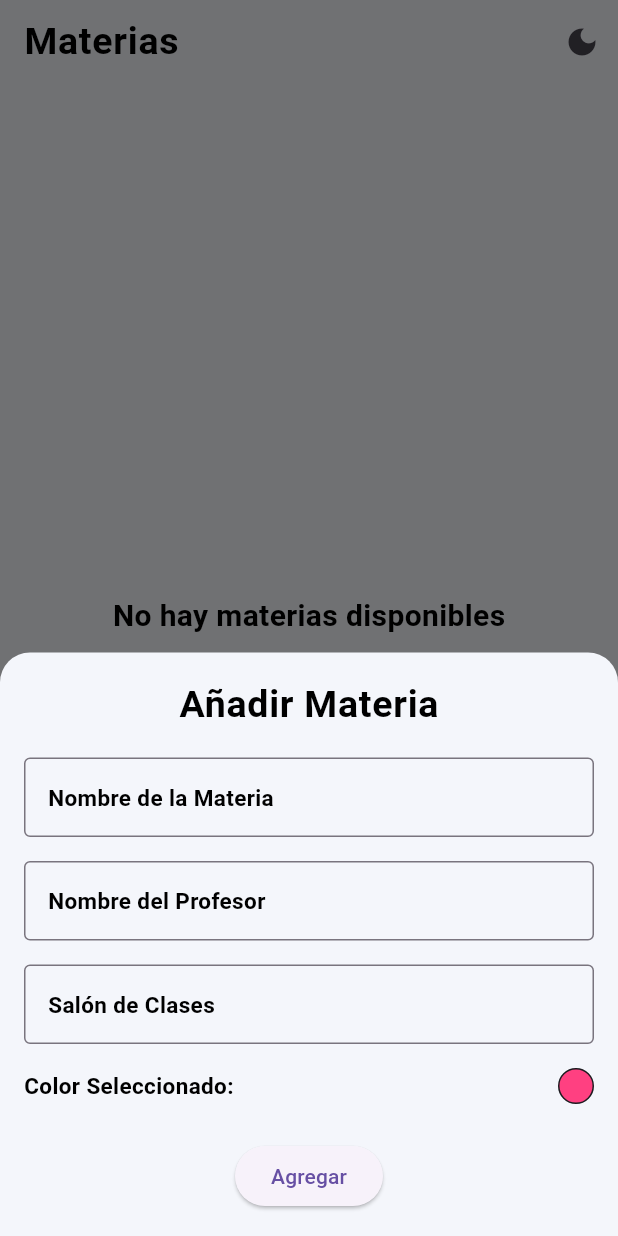
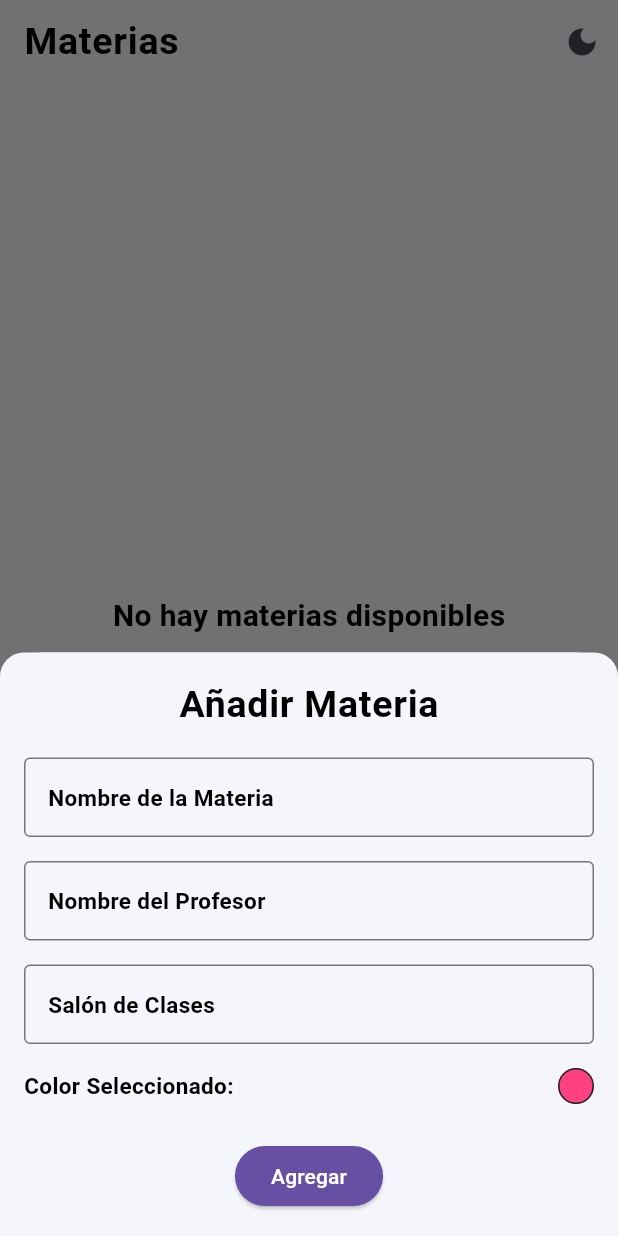
Before and after one commit to srYisu/agenda_escolar, a Flutter app: the screen it shows after launch, item 2 of the bottom bar chosen, after a tap on the "add" icon, on a phone screen of 412 x 824 dp. Run offline on Flutter 3.47's test engine with Material 3 defaults, Android fonts, the phone set to English and light mode, and no system bars; our stand-ins replace flutter_colorpicker, hive, hive_flutter, table_calendar; accounts and stored records are empty.

Commit message:
ya volvio a funcionar la parte de guardar materias :DDDDD

```diff
--- a/lib/data/materiasController.dart
+++ b/lib/data/materiasController.dart
@@ -26,5 +26,4 @@ class MateriaController {
   }
 
   int get cantidad => _box.length;
-
 }
--- a/lib/main.dart
+++ b/lib/main.dart
@@ -23,6 +23,11 @@ void main() async {
   await Hive.openBox<Horario>('horarios');
   await Hive.openBox<Evento>('eventos');
   await Hive.openBox<Configuracion>('configuracion');
+
+  //await Hive.box('materias').clear();
+  //await Hive.box('horarios').clear();
+  //await Hive.box('eventos').clear();
+  //await Hive.box('configuracion').clear();
 
   // Obtener configuración inicial
   final configuracionController = ConfiguracionController();
--- a/lib/screen/movil/pantallaMaterias.dart
+++ b/lib/screen/movil/pantallaMaterias.dart
@@ -153,24 +153,7 @@ class _PantallamateriasState extends State<Pantallamaterias> {
         },
       ),
       floatingActionButton: FloatingActionButton(
-        onPressed: () {
-  showModalBottomSheet(
-    context: context,
-    isScrollControlled: true,
-    backgroundColor: Colors.transparent,
-    builder: (context) => Padding(
-      padding: EdgeInsets.only(
-        bottom: MediaQuery.of(context).viewInsets.bottom,
-      ),
-      child: FormularioAgregarMateria(
-        agregarMateria: (String nombre, String profesor, String salon, Color color) {
-          // Aquí agregas la lógica para guardar la materia
-          print('Materia agregada: $nombre, $profesor, $salon, $color');
-        },
-      ),
-    ),
-  );
-},
+        onPressed: _mostrarFormularioAgregarMateria,
         backgroundColor: Theme.of(context).buttonTheme.colorScheme?.primary,
         child: const Icon(Icons.add, color: Colors.white),
       ),
--- a/lib/src/botonAgregarMateria.dart
+++ b/lib/src/botonAgregarMateria.dart
@@ -1,6 +1,7 @@
 import 'package:flutter/material.dart';
 import 'package:flutter_colorpicker/flutter_colorpicker.dart';
 import 'package:agenda_escolar/data/boxMaterias.dart';
+import 'package:agenda_escolar/src/colores.dart';
 
 class FormularioAgregarMateria extends StatefulWidget {
   final Function agregarMateria;
@@ -49,7 +50,7 @@ class _FormularioAgregarMateriaState extends State<FormularioAgregarMateria> {
       builder: (context) {
         return AlertDialog(
           backgroundColor: Theme.of(context).scaffoldBackgroundColor,
-          title: const Text('Seleccionar Color'),
+          title:  Text('Seleccionar Color', style:Theme.of(context).textTheme.bodyLarge),
           content: SingleChildScrollView(
             child: BlockPicker(
               pickerColor: colorSeleccionado,
@@ -80,20 +81,22 @@ class _FormularioAgregarMateriaState extends State<FormularioAgregarMateria> {
   @override
   Widget build(BuildContext context) {
     final esEdicion = widget.materiaExistente != null;
+
     return Container(
       decoration: BoxDecoration(
         color: Theme.of(context).scaffoldBackgroundColor,
-      borderRadius: const BorderRadius.only(
-        topLeft: Radius.circular(20),
-        topRight: Radius.circular(20),
+        borderRadius: BorderRadiusDirectional.only(
+          topStart: Radius.circular(16),
+          topEnd: Radius.circular(16),
         ),
       ),
-    padding: const EdgeInsets.all(16),
-    child: ConstrainedBox(
-      constraints: const BoxConstraints(
-        maxHeight: 500,
+      padding: EdgeInsets.only(
+        left: 16,
+        right: 16,
+        top: 16,
+        bottom: MediaQuery.of(context).viewInsets.bottom + 16,
       ),
-      child: SingleChildScrollView(
+      child: Form(
         child: Column(
           mainAxisSize: MainAxisSize.min,
           children: [
@@ -106,28 +109,28 @@ Widget build(BuildContext context) {
               controller: nombreController,
               decoration: InputDecoration(
                 labelText: 'Nombre de la Materia',
+                border: const OutlineInputBorder(),
                 labelStyle: Theme.of(context).primaryTextTheme.bodyMedium,
-                border: OutlineInputBorder(),
               ),
-              style: Theme.of(context).primaryTextTheme.bodyMedium
+              style: Theme.of(context).primaryTextTheme.bodyMedium,
             ),
             const SizedBox(height: 16),
             TextFormField(
               controller: profesorController,
-              decoration:  InputDecoration(
+              decoration: InputDecoration(
                 labelText: 'Nombre del Profesor',
+                border: const OutlineInputBorder(),
                 labelStyle: Theme.of(context).primaryTextTheme.bodyMedium,
-                border: OutlineInputBorder(),
               ),
               style: Theme.of(context).primaryTextTheme.bodyMedium,
             ),
             const SizedBox(height: 16),
             TextFormField(
               controller: salonController,
-              decoration:  InputDecoration(
+              decoration: InputDecoration(
                 labelText: 'Salón de Clases',
+                border: const OutlineInputBorder(),
                 labelStyle: Theme.of(context).primaryTextTheme.bodyMedium,
-                border: OutlineInputBorder(),
               ),
               style: Theme.of(context).primaryTextTheme.bodyMedium,
             ),
@@ -158,7 +161,6 @@ Widget build(BuildContext context) {
             const SizedBox(height: 24),
             ElevatedButton(
               onPressed: () {
-                if (nombreController.text.isNotEmpty) {
                 widget.agregarMateria(
                   nombreController.text,
                   profesorController.text,
@@ -166,20 +168,16 @@ Widget build(BuildContext context) {
                   colorSeleccionado,
                 );
                 Navigator.of(context).pop();
-                } else {
-                  ScaffoldMessenger.of(context).showSnackBar(
-                    const SnackBar(
-                      content: Text('Por favor, completa todos los campos.'),
+              },
+              style: ElevatedButton.styleFrom(
+                backgroundColor: Theme.of(context).colorScheme.primary,
+                foregroundColor: Theme.of(context).colorScheme.onPrimary,
               ),
-                  );
-                }
-              },
               child: Text(esEdicion ? 'Guardar Cambios' : 'Agregar'),
             ),
           ],
         ),
       ),
-    ),
     );
   }
 }
```
Also changed, not shown: lib/screen/movil/pantallaCalendario.dart (+9 -0 lines). Lines whose indentation alone changed are shown as unchanged.
